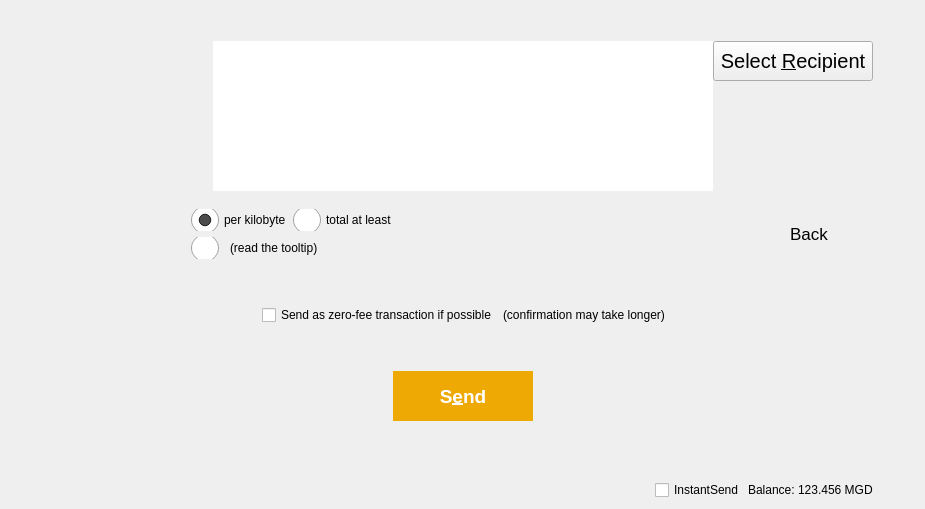
Old version of the form src/qt/forms/sendcoinsdialog.ui in the repository MassGrid/MassGrid.
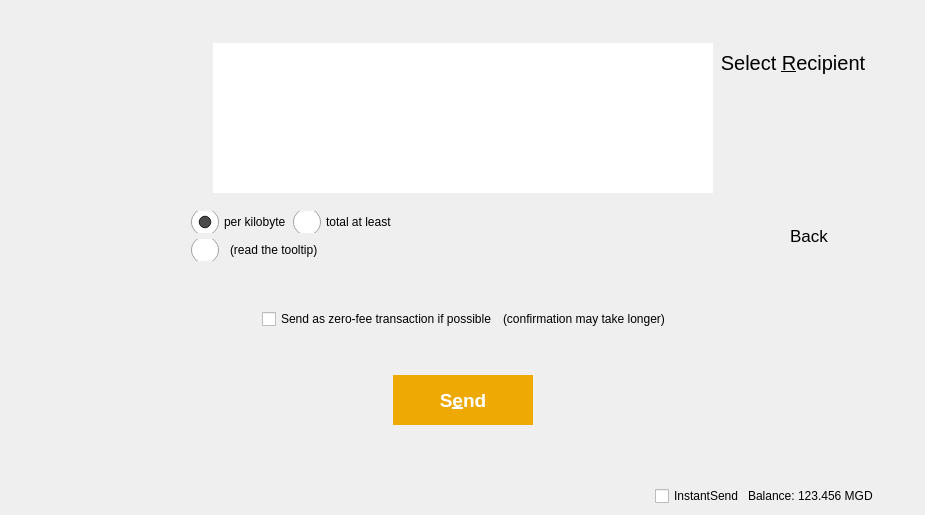
New version of the form. Icons and pictures are not drawn. Custom widgets are drawn as their Qt base class.

The edit to the form file:
```diff
--- a/src/qt/forms/sendcoinsdialog.ui
+++ b/src/qt/forms/sendcoinsdialog.ui
@@ -7,7 +7,7 @@
     <x>0</x>
     <y>0</y>
     <width>925</width>
-    <height>509</height>
+    <height>515</height>
    </rect>
   </property>
   <property name="windowTitle">
@@ -1435,7 +1435,7 @@
                     <rect>
                      <x>0</x>
                      <y>0</y>
-                     <width>547</width>
+                     <width>500</width>
                      <height>150</height>
                     </rect>
                    </property>
@@ -1501,7 +1501,7 @@
                      </font>
                     </property>
                     <property name="styleSheet">
-                     <string notr="true"/>
+                     <string notr="true">border:hidden;</string>
                     </property>
                     <property name="text">
                      <string>Select &amp;Recipient</string>
```
Left out of the diff: 4 changed lines with no effect on the pictures.
